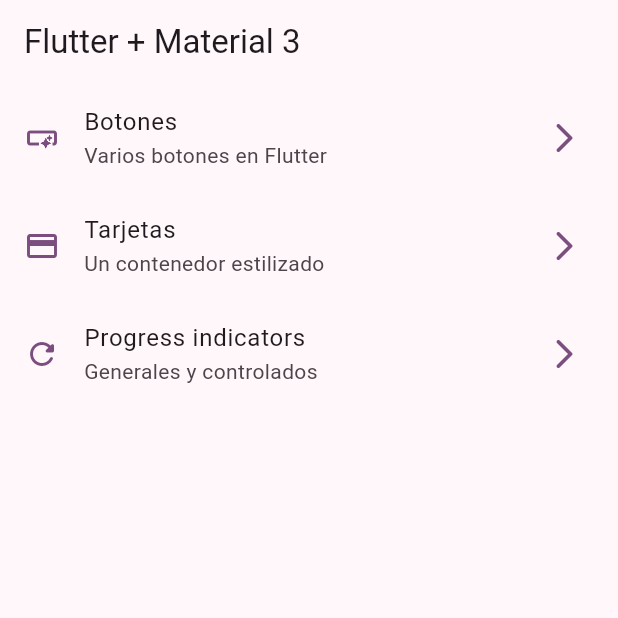
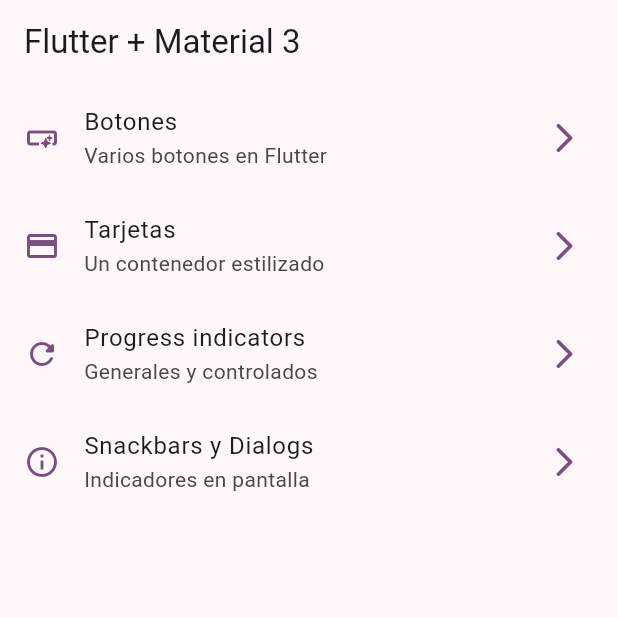
Before and after one commit to engelcituk/widgets-app, a Flutter app: the screen it shows after launch, on a phone screen of 412 x 824 dp, the top half of it. Run offline on Flutter 3.47's test engine with Material 2 defaults, Android fonts, the phone set to English and light mode, and no system bars; our stand-ins replace go_router.

Commit message:
Snackbars

```diff
--- a/lib/config/menu/menu_items.dart
+++ b/lib/config/menu/menu_items.dart
@@ -36,6 +36,12 @@ const appMenuItems = <MenuItem>[
     link: '/progress',
     icon: Icons.refresh_rounded
   ),
+  MenuItem(
+    title: 'Snackbars y Dialogs',
+    subTitle: 'Indicadores en pantalla',
+    link: '/snackbars',
+    icon: Icons.info_outline
+  ),
   //  MenuItem(
   //   title: 'Animacciones',
   //   subTitle: 'Animaciones cool',
@@ -56,12 +62,6 @@ const appMenuItems = <MenuItem>[
   // ),
 
   // MenuItem(
-  //   title: 'Snackbar',
-  //   subTitle: 'Vista Snackbar',
-  //   link: '/snackbar',
-  //   icon: Icons.science_sharp
-  // ),
-  // MenuItem(
   //   title: 'Progress',
   //   subTitle: 'Vista progress',
   //   link: '/progress',
--- a/lib/config/router/app_router.dart
+++ b/lib/config/router/app_router.dart
@@ -29,6 +29,11 @@ final appRouter = GoRouter(
       builder: (context, state) => const ProgressScreen(),
     ),
     GoRoute(
+      path: '/snackbars',
+      name: SnackBarScreen.name,
+      builder: (context, state) => const SnackBarScreen(),
+    ),
+    GoRoute(
       path: '/animated',
       name: AnimatedScreen.name,
       builder: (context, state) => const AnimatedScreen(),
@@ -45,11 +50,6 @@ final appRouter = GoRouter(
     ),
 
      GoRoute(
-      path: '/snackbar',
-      name: SnackBarScreen.name,
-      builder: (context, state) => const SnackBarScreen(),
-    ),
-     GoRoute(
       path: '/ui-controls',
       name: UiControlsScreen.name,
       builder: (context, state) => const UiControlsScreen(),
--- a/lib/presentation/screens/progress/progress_screen.dart
+++ b/lib/presentation/screens/progress/progress_screen.dart
@@ -46,7 +46,7 @@ class _ControlledProgressIndicator extends StatelessWidget {
   Widget build(BuildContext context) {
     return StreamBuilder(
       stream: Stream.periodic( const Duration(milliseconds: 300), (value){
-        return value * 2 / 100;
+        return value * 2 / 100; //0.0  a 1.0
       }).takeWhile(( value ) => value <= 1 ),
       builder: (context, snapshot) {
         final progressValue = snapshot.data ?? 0;
```
Also changed, not shown: lib/presentation/screens/snackbar/snackbar_screen.dart (+23 -2 lines).
